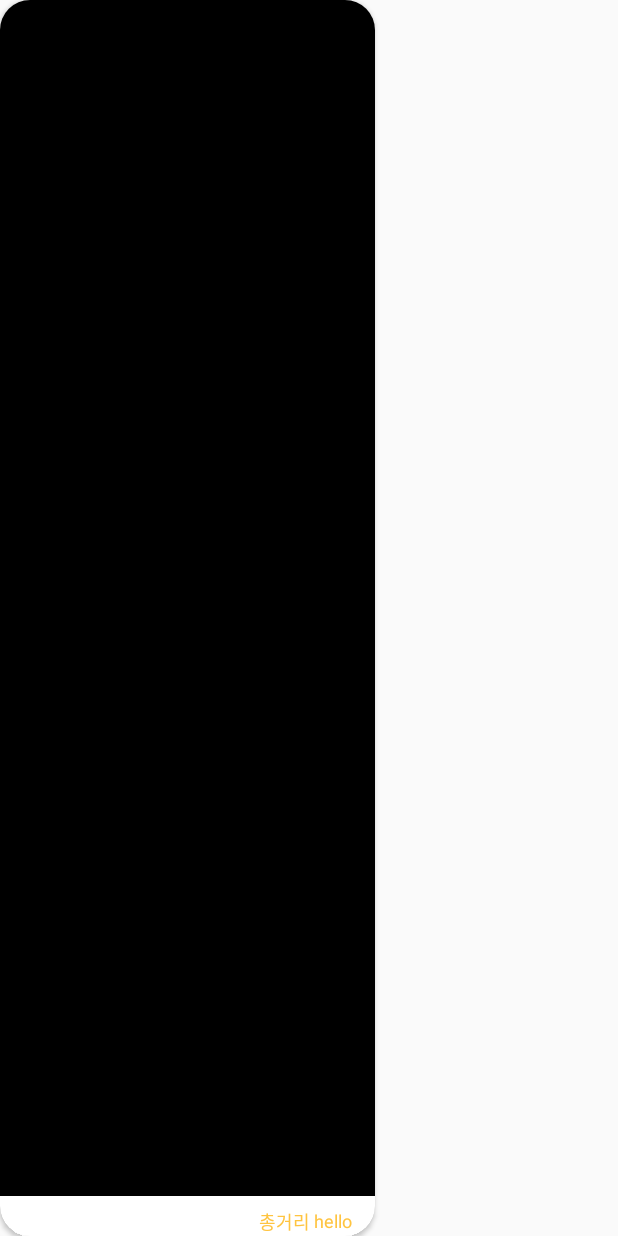
After one commit to L91519/Seoul_app_contest_Android, an Android app: the SearchCompanionActivity screen opened directly, with no data from a screen before it, on a phone screen of 412 x 824 dp. The commit adds this screen. Run offline under Robolectric (Android 15) with nearby library versions, the phone set to English and light mode, and no system bars.

Commit message:
Doing RecyclerView in Searching Companion Page

```diff
--- a/SeoulWithYou/app/src/main/AndroidManifest.xml
+++ b/SeoulWithYou/app/src/main/AndroidManifest.xml
@@ -34,6 +34,7 @@
             <uses-library android:name="com.google.android.maps" />
 
         </activity>
+        <activity android:name=".Activity.SearchCompanionActivity"/>
     </application>
 
     <uses-permission android:name="android.permission.ACCESS_FINE_LOCATION" />
--- /dev/null
+++ b/SeoulWithYou/app/src/main/java/com/example/parktaeim/seoulwithyou/Activity/SearchCompanionActivity.java
@@ -0,0 +1,28 @@
+package com.example.parktaeim.seoulwithyou.Activity;
+
+import android.content.Intent;
+import android.os.Bundle;
+import android.support.annotation.Nullable;
+import android.support.v7.app.AppCompatActivity;
+
+import com.example.parktaeim.seoulwithyou.R;
+
+/**
+ * Created by user on 2017-10-26.
+ */
+
+public class SearchCompanionActivity extends AppCompatActivity {
+
+    private int position;
+
+    @Override
+    protected void onCreate(@Nullable Bundle savedInstanceState) {
+        super.onCreate(savedInstanceState);
+        setContentView(R.layout.activity_search_companion);
+
+        Intent intent = getIntent();
+        position = intent.getIntExtra("currentPosition", 0);
+
+
+    }
+}
--- /dev/null
+++ b/SeoulWithYou/app/src/main/res/layout/activity_search_companion.xml
@@ -0,0 +1,92 @@
+<?xml version="1.0" encoding="utf-8"?>
+<LinearLayout xmlns:android="http://schemas.android.com/apk/res/android"
+    xmlns:app="http://schemas.android.com/apk/res-auto"
+    android:orientation="vertical"
+    android:layout_width="match_parent"
+    android:layout_height="match_parent">
+
+    <android.support.v7.widget.CardView
+        android:focusableInTouchMode="true"
+        android:focusable="true"
+        app:cardCornerRadius="20dp"
+        android:id="@+id/courseItem"
+        android:layout_width="250dp"
+        android:layout_height="match_parent">
+
+        <LinearLayout
+            android:orientation="vertical"
+            android:layout_width="match_parent"
+            android:layout_height="match_parent">
+
+            <ImageView
+                android:scaleType="fitXY"
+                android:background="@android:color/black"
+                android:layout_weight="5"
+                android:layout_width="match_parent"
+                android:layout_height="match_parent"
+                android:id="@+id/coursePic" />
+            <RelativeLayout
+                android:layout_weight="1"
+                android:orientation="horizontal"
+                android:layout_width="match_parent"
+                android:layout_height="wrap_content">
+                <TextView
+                    android:layout_centerVertical="true"
+                    android:layout_alignParentLeft="true"
+                    android:layout_marginLeft="23dp"
+                    android:layout_gravity="center"
+                    android:gravity="center"
+                    android:textSize="14dp"
+                    android:textColor="@android:color/black"
+                    android:id="@+id/courseNameText"
+                    android:layout_width="wrap_content"
+                    android:layout_height="wrap_content"/>
+                <RelativeLayout
+                    android:layout_centerVertical="true"
+                    android:layout_alignParentRight="true"
+                    android:layout_marginRight="15dp"
+                    android:layout_gravity="center"
+                    android:gravity="center"
+                    android:layout_width="wrap_content"
+                    android:layout_height="wrap_content">
+
+                    <TextView
+                        android:layout_marginTop="8dp"
+                        android:id="@+id/tmp"
+                        android:textSize="12dp"
+                        android:textColor="@color/fontColor"
+                        android:layout_width="wrap_content"
+                        android:layout_height="wrap_content"
+                        android:text="총거리 "/>
+
+                    <TextView
+                        android:layout_marginTop="8dp"
+                        android:layout_toRightOf="@id/tmp"
+                        android:textSize="12dp"
+                        android:textColor="@color/fontColor"
+                        android:id="@+id/courseDistanceText"
+                        android:layout_width="wrap_content"
+                        android:layout_height="wrap_content"
+                        android:text="hello"/>
+
+                    <TextView
+                        android:layout_marginTop="8dp"
+                        android:layout_marginBottom="8dp"
+                        android:layout_toRightOf="@id/courseDistanceText"
+                        android:textSize="12dp"
+                        android:textColor="@color/fontColor"
+                        android:layout_width="wrap_content"
+                        android:layout_height="wrap_content"/>
+
+                </RelativeLayout>
+
+            </RelativeLayout>
+        </LinearLayout>
+    </android.support.v7.widget.CardView>
+
+    <android.support.v7.widget.RecyclerView
+        android:layout_width="match_parent"
+        android:layout_height="wrap_content"
+        android:id="@+id/billboardRecyclerView"/>
+
+</LinearLayout>
```
Also changed, not shown: SeoulWithYou/app/src/main/java/com/example/parktaeim/seoulwithyou/Fragment/ModernFragment.java (+39 -4 lines), SeoulWithYou/app/src/main/java/com/example/parktaeim/seoulwithyou/Model/BillboardItem.java (added, +13 -0 lines), SeoulWithYou/app/src/main/res/drawable/oval.xml (added, +10 -0 lines), SeoulWithYou/app/src/main/res/layout/item_billboard.xml (added, +48 -0 lines).
